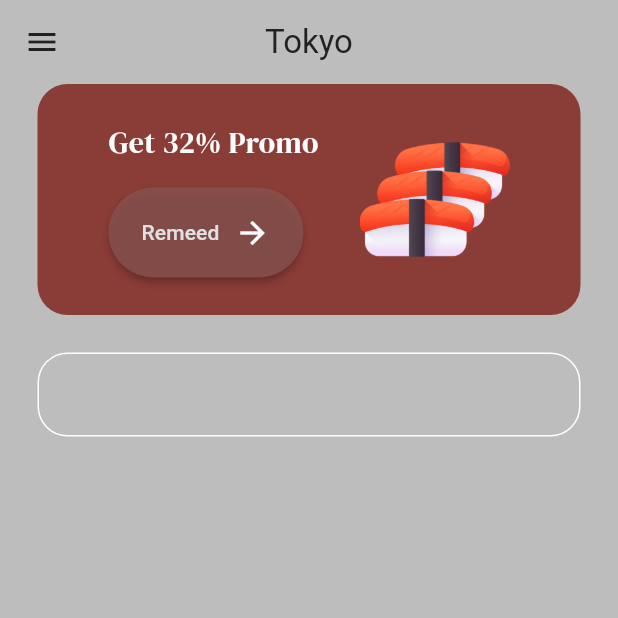
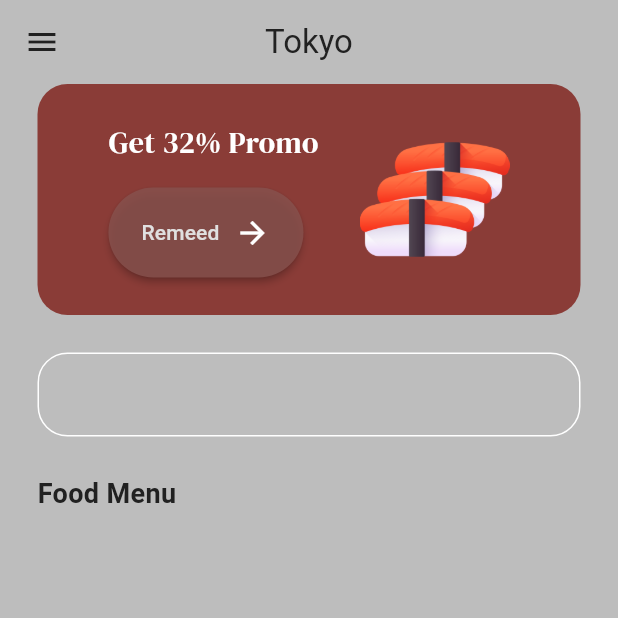
Before and after one commit to MinaYasser100/sushi-restaurant-app, a Flutter app: the MenuView screen opened by its route, on a phone screen of 412 x 824 dp, the top half of it. Run offline on Flutter 3.47's test engine with Material 3 defaults, Android fonts, the phone set to English and light mode, and no system bars; our stand-ins replace get, google_fonts.

Commit message:
food model

```diff
--- /dev/null
+++ b/lib/core/model/food_model.dart
@@ -0,0 +1,18 @@
+class FoodModel {
+  String name;
+  String price;
+  String imagePath;
+  String rating;
+
+  FoodModel({
+    required this.name,
+    required this.price,
+    required this.imagePath,
+    required this.rating,
+  });
+
+  String get _name => name;
+  String get _price => price;
+  String get _imagePath => imagePath;
+  String get _rating => rating;
+}
--- a/lib/features/menu/views/widgets/menu_view_body.dart
+++ b/lib/features/menu/views/widgets/menu_view_body.dart
@@ -1,13 +1,37 @@
 import 'package:flutter/material.dart';
+import 'package:sushi_restaurant_app/core/model/food_model.dart';
+import 'package:sushi_restaurant_app/core/utils/constant.dart';
+import 'package:sushi_restaurant_app/core/utils/styles.dart';
 import '../../../../core/function/custom_outline_input_border.dart';
 import 'promo_banner_menu.dart';
 
-class MenuViewBody extends StatelessWidget {
+class MenuViewBody extends StatefulWidget {
   const MenuViewBody({super.key});
+
+  @override
+  State<MenuViewBody> createState() => _MenuViewBodyState();
+}
+
+class _MenuViewBodyState extends State<MenuViewBody> {
+  List<FoodModel> foodMenu = [
+    FoodModel(
+      name: 'Slamon Sushi',
+      price: '21.00',
+      imagePath: 'assets/images/one.png',
+      rating: '4.9',
+    ),
+    FoodModel(
+      name: 'Tuna',
+      price: '23.00',
+      imagePath: 'assets/images/three.png',
+      rating: '4.3',
+    )
+  ];
 
   @override
   Widget build(BuildContext context) {
     return Column(
+      crossAxisAlignment: CrossAxisAlignment.start,
       children: [
         const PromoBannerMenu(),
         const SizedBox(
@@ -25,6 +49,16 @@ class MenuViewBody extends StatelessWidget {
         const SizedBox(
           height: 25,
         ),
+        Padding(
+          padding: const EdgeInsets.symmetric(horizontal: 25),
+          child: Text(
+            'Food Menu',
+            style: Styles.textStyle18.copyWith(
+              fontWeight: FontWeight.bold,
+              color: kDarkColor,
+            ),
+          ),
+        ),
       ],
     );
   }
```
